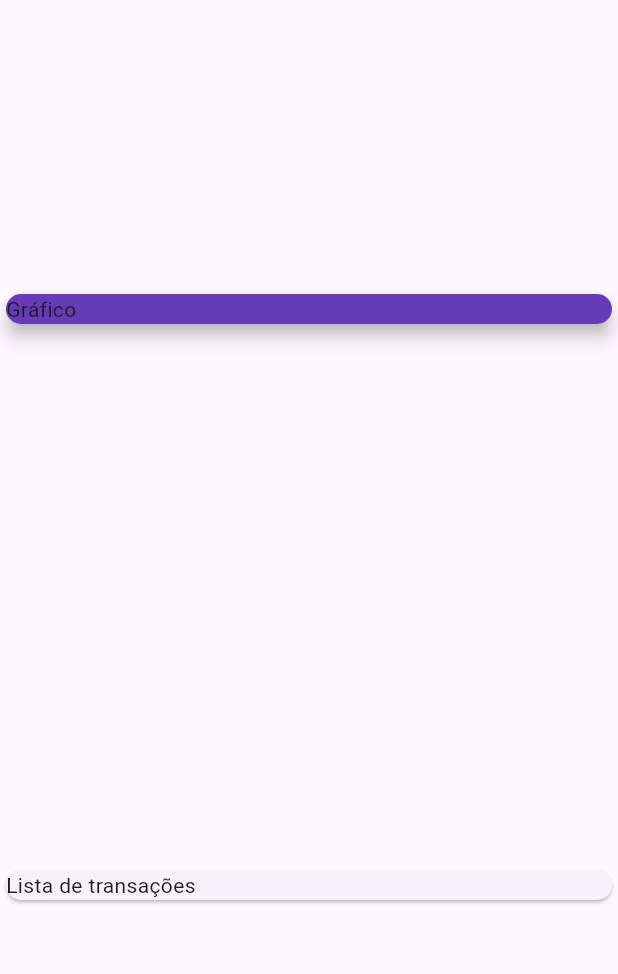
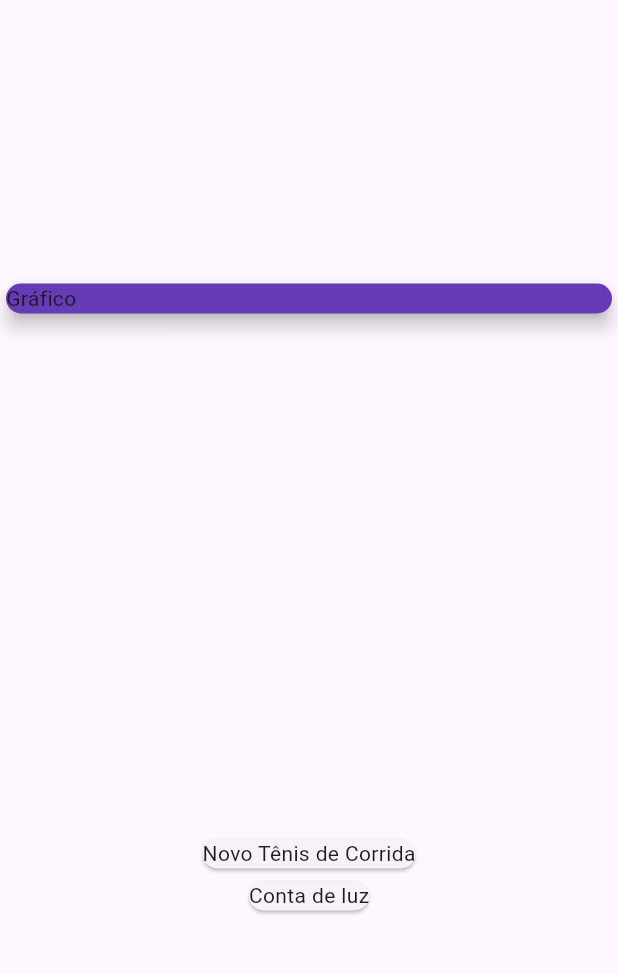
Before and after one commit to gabibecker/DespesasPessoais, a Flutter app: the screen it shows after launch, on a phone screen of 412 x 824 dp, the part 63-1037 px from its top. Run offline on Flutter 3.47's test engine with Material 3 defaults, Android fonts, the phone set to English and light mode, and no system bars.

Commit message:
89. Mapear dados para Widgets

```diff
--- a/expenses/lib/main.dart
+++ b/expenses/lib/main.dart
@@ -11,16 +11,14 @@ class ExpensesApp extends StatelessWidget {
 }
 
 class MyHomePage extends StatelessWidget {
-  final _transaction = [ Transaction(
+  final _transaction = [
+    Transaction(
         id: 't1',
         title: 'Novo Tênis de Corrida',
         value: 310.76,
         date: DateTime.now()),
     Transaction(
-    id: 't2',
-    title: 'Conta de luz',
-    value: 86.76,
-    date: DateTime.now()),
+        id: 't2', title: 'Conta de luz', value: 86.76, date: DateTime.now()),
   ];
 
   @override
@@ -41,8 +39,13 @@ class MyHomePage extends StatelessWidget {
                 elevation: 5,
               ),
             ),
-        Card(
-          child: Text('Lista de transações'),
+            Column(
+              children: _transaction.map((tr){
+                return Card(
+                  child: Text(tr.title)
+                );
+              }
+              ).toList()
             )
           ]),
     );
```
Lines whose indentation alone changed are shown as unchanged.
